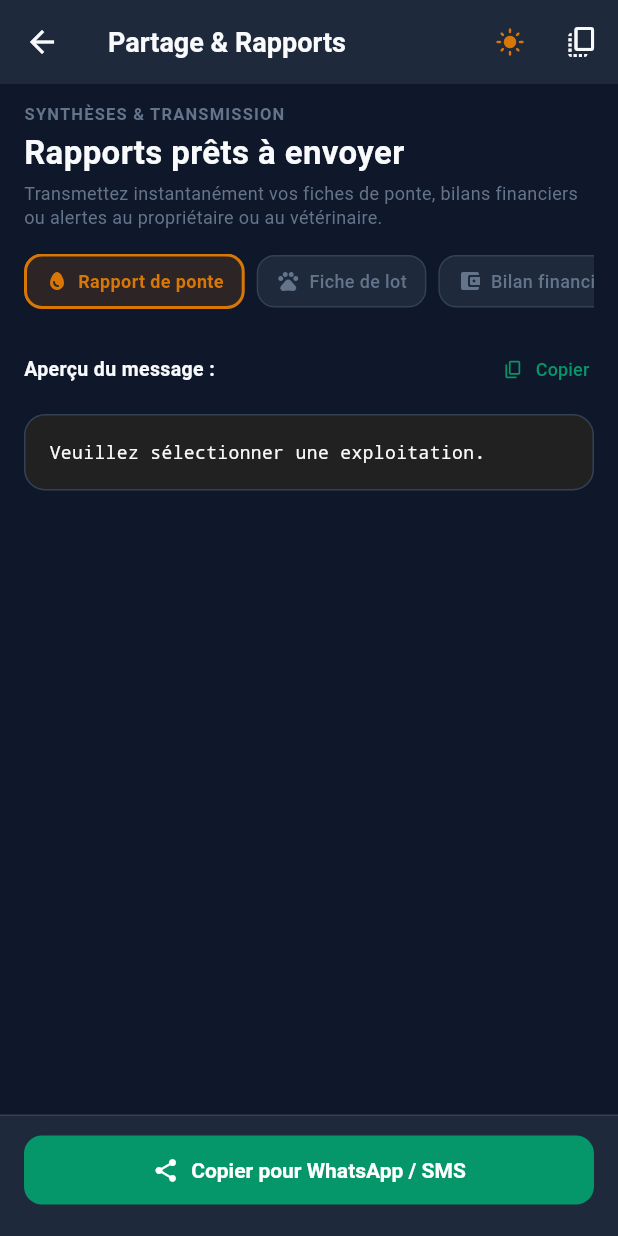
After one commit to Rodrigue-gbantehehou/Lefermier, a Flutter app: the ReportsScreen screen opened directly, after a tap on the "dark mode" icon, on a phone screen of 412 x 824 dp. The commit adds this screen. Run offline on Flutter 3.47's test engine with Material 3 defaults, Android fonts, the phone set to English and light mode, and no system bars; our stand-ins replace dio, flutter_riverpod, shared_preferences; accounts and stored records are empty.

Commit message:
feat(mobile): add poultry reports generator and WhatsApp sharing module

```diff
--- /dev/null
+++ b/mobile/lib/core/utils/report_generator.dart
@@ -0,0 +1,148 @@
+import 'package:intl/intl.dart';
+import '../models/farm.dart';
+import '../models/flock.dart';
+import '../models/egg_production.dart';
+import '../models/inventory_item.dart';
+import '../../features/eggs/egg_provider.dart';
+import '../../features/finances/finance_provider.dart';
+import 'currency_formatter.dart';
+
+class ReportGenerator {
+  static final DateFormat _dateFmt = DateFormat('dd/MM/yyyy');
+
+  /// Génère un rapport journalier de ponte formaté pour WhatsApp / SMS
+  static String generateDailyEggReport({
+    required Farm farm,
+    required EggSummaryStats summary,
+    List<EggProduction> productions = const [],
+    DateTime? date,
+  }) {
+    final d = date ?? DateTime.now();
+    final buffer = StringBuffer();
+
+    buffer.writeln("🥚 *RAPPORT DE PONTE JOURNALIER*");
+    buffer.writeln("🏠 *Exploitation :* ${farm.name}");
+    buffer.writeln("📅 *Date :* ${_dateFmt.format(d)}");
+    buffer.writeln("--------------------------------");
+    buffer.writeln("📊 *Total collecté :*");
+    buffer.writeln("  • *${summary.totalTrays} plateaux* + ${summary.totalLooseEggs} œufs");
+    buffer.writeln("  • Total net : *${summary.totalEggs} œufs*");
+    buffer.writeln("  • Rendement estimé : *${summary.averageLayingRate.toStringAsFixed(1)}%*");
+    buffer.writeln("");
+
+    if (summary.totalDirtyEggs > 0 || summary.totalCrackedEggs > 0 || summary.totalDeformedEggs > 0) {
+      buffer.writeln("⚠️ *Contrôle Qualité :*");
+      if (summary.totalDirtyEggs > 0) buffer.writeln("  • Sales : ${summary.totalDirtyEggs}");
+      if (summary.totalCrackedEggs > 0) buffer.writeln("  • Fêlés / cassés : ${summary.totalCrackedEggs}");
+      if (summary.totalDeformedEggs > 0) buffer.writeln("  • Déformés : ${summary.totalDeformedEggs}");
+      buffer.writeln("");
+    }
+
+    if (productions.isNotEmpty) {
+      buffer.writeln("📋 *Détail par lot :*");
+      for (final p in productions) {
+        final rateStr = p.layingRate != null ? ' (${p.layingRate!.toStringAsFixed(1)}%)' : '';
+        buffer.writeln("  • ${p.flockName ?? 'Lot'} : ${p.traysCount} plat. + ${p.looseEggsCount} œufs$rateStr");
+      }
+      buffer.writeln("");
+    }
+
+    buffer.writeln("📲 _Généré via l'application Le Fermier_");
+    return buffer.toString();
+  }
+
+  /// Génère un bilan de synthèse d'une bande de volailles
+  static String generateFlockSummaryReport({
+    required Farm farm,
+    required Flock flock,
+  }) {
+    final buffer = StringBuffer();
+
+    buffer.writeln("🐔 *FICHE DE SUIVI DE BANDE*");
+    buffer.writeln("🏠 *Exploitation :* ${farm.name}");
+    buffer.writeln("📦 *Lot :* ${flock.name} (${flock.code ?? 'Sans code'})");
+    buffer.writeln("🏷️ *Type :* ${flock.typeLabel} • ${flock.breed}");
+    if (flock.buildingName != null) {
+      buffer.writeln("🏡 *Bâtiment :* ${flock.buildingName}");
+    }
+    buffer.writeln("--------------------------------");
+    buffer.writeln("📊 *Effectifs & Performance :*");
+    buffer.writeln("  • Effectif vivant : *${flock.currentQuantity} sujets*");
+    buffer.writeln("  • Effectif initial : ${flock.initialQuantity} sujets");
+    buffer.writeln("  • Pertes cumulées : ${flock.deathsCount} sujets");
+    buffer.writeln("  • Taux de perte : *${flock.calculatedMortalityRate.toStringAsFixed(1)}%*");
+    if (flock.ageInWeeks != null) {
+      buffer.writeln("  • Âge actuel : ${flock.ageInWeeks} semaines (${flock.ageInDays ?? 0} jours)");
+    }
+    buffer.writeln("  • Statut : ${flock.isActive ? 'Bande active' : 'Clôturée'}");
+    buffer.writeln("");
+
+    if (flock.notes != null && flock.notes!.isNotEmpty) {
+      buffer.writeln("📝 *Notes :* ${flock.notes}");
+      buffer.writeln("");
+    }
+
+    buffer.writeln("📲 _Généré via l'application Le Fermier_");
+    return buffer.toString();
+  }
+
+  /// Génère un bilan financier / point de trésorerie
+  static String generateFinanceReport({
+    required Farm farm,
+    required FinanceSummary summary,
+    int transactionCount = 0,
+    DateTime? date,
+  }) {
+    final d = date ?? DateTime.now();
+    final buffer = StringBuffer();
+    final monthFmt = DateFormat('MMMM yyyy', 'fr_FR');
+
+    buffer.writeln("💰 *BILAN FINANCIER & CAISSE*");
+    buffer.writeln("🏠 *Exploitation :* ${farm.name}");
+    buffer.writeln("📅 *Période :* ${monthFmt.format(d)}");
+    buffer.writeln("--------------------------------");
+    buffer.writeln("💵 *Solde net disponible :*");
+    buffer.writeln("  *${summary.netBalance >= 0 ? '+' : ''}${CurrencyFormatter.formatFcfa(summary.netBalance)}*");
+    buffer.writeln("");
+    buffer.writeln("📈 *Total Recettes :* +${CurrencyFormatter.formatFcfa(summary.totalIncome)}");
+    buffer.writeln("📉 *Total Dépenses :* -${CurrencyFormatter.formatFcfa(summary.totalExpense)}");
+    if (transactionCount > 0) {
+      buffer.writeln("🔢 *Opérations enregistrées :* $transactionCount");
+    }
+    buffer.writeln("");
+    buffer.writeln("📲 _Généré via l'application Le Fermier_");
+    return buffer.toString();
+  }
+
+  /// Génère un rapport d'alerte de stock d'aliment et intrants
+  static String generateStockAlertReport({
+    required Farm farm,
+    required List<InventoryItem> items,
+  }) {
+    final buffer = StringBuffer();
+    final alertItems = items.where((i) => i.isLowStock).toList();
+    final totalVal = items.fold(0, (sum, i) => sum + (i.estimatedTotalValue ?? 0));
+
+    buffer.writeln("🌾 *POINT DES STOCKS & INTRANTS*");
+    buffer.writeln("🏠 *Exploitation :* ${farm.name}");
+    buffer.writeln("📅 *Date :* ${_dateFmt.format(DateTime.now())}");
+    buffer.writeln("--------------------------------");
+    buffer.writeln("💎 *Valeur estimée du stock :* ${CurrencyFormatter.formatFcfa(totalVal)}");
+    buffer.writeln("📦 *Références actives :* ${items.length}");
+    buffer.writeln("");
+
+    if (alertItems.isNotEmpty) {
+      buffer.writeln("⚠️ *ALERTES DE RÉAPPROVISIONNEMENT (${alertItems.length}) :*");
+      for (final item in alertItems) {
+        buffer.writeln("  • *${item.name}* : ${item.currentStock} ${item.unitShortLabel} restants (Seuil: ${item.alertThreshold ?? 0})");
+      }
+      buffer.writeln("");
+    } else {
+      buffer.writeln("✅ *Tous les stocks sont au-dessus des seuils de sécurité.*");
+      buffer.writeln("");
+    }
+
+    buffer.writeln("📲 _Généré via l'application Le Fermier_");
+    return buffer.toString();
+  }
+}
--- /dev/null
+++ b/mobile/lib/features/reports/reports_screen.dart
@@ -0,0 +1,323 @@
+import 'package:flutter/material.dart';
+import 'package:flutter/services.dart';
+import 'package:flutter_riverpod/flutter_riverpod.dart';
+import '../../core/models/flock.dart';
+import '../../core/theme/app_theme.dart';
+import '../../core/theme/theme_provider.dart';
+import '../../core/utils/report_generator.dart';
+import '../auth/auth_provider.dart';
+import '../eggs/egg_provider.dart';
+import '../finances/finance_provider.dart';
+import '../flocks/flock_provider.dart';
+import '../inventory/inventory_provider.dart';
+
+enum ReportType {
+  dailyEgg('daily_egg', 'Rapport de ponte', Icons.egg_rounded, AppColors.accent),
+  flockSummary('flock_summary', 'Fiche de lot', Icons.pets_rounded, AppColors.primary),
+  financeBalance('finance_balance', 'Bilan financier', Icons.account_balance_wallet_rounded, AppColors.success),
+  inventoryAlerts('inventory_alerts', 'État des stocks', Icons.inventory_2_rounded, AppColors.primary);
+
+  final String code;
+  final String label;
+  final IconData icon;
+  final Color color;
+
+  const ReportType(this.code, this.label, this.icon, this.color);
+}
+
+class ReportsScreen extends ConsumerStatefulWidget {
+  final ReportType initialType;
+  final String? initialFlockId;
+
+  const ReportsScreen({
+    super.key,
+    this.initialType = ReportType.dailyEgg,
+    this.initialFlockId,
+  });
+
+  @override
+  ConsumerState<ReportsScreen> createState() => _ReportsScreenState();
+}
+
+class _ReportsScreenState extends ConsumerState<ReportsScreen> {
+  late ReportType _selectedType;
+  String? _selectedFlockId;
+  final DateTime _selectedDate = DateTime.now();
+
+  @override
+  void initState() {
+    super.initState();
+    _selectedType = widget.initialType;
+    _selectedFlockId = widget.initialFlockId;
+  }
+
+  String _buildReportText() {
+    final farm = ref.watch(authProvider).activeFarm;
+    if (farm == null) return "Veuillez sélectionner une exploitation.";
+
+    switch (_selectedType) {
+      case ReportType.dailyEgg:
+        final eggState = ref.watch(eggProvider);
+        return ReportGenerator.generateDailyEggReport(
+          farm: farm,
+          summary: eggState.summary,
+          productions: eggState.productions,
+          date: _selectedDate,
+        );
+
+      case ReportType.flockSummary:
+        final flockState = ref.watch(flockProvider);
+        final flocks = flockState.flocks;
+        Flock? targetFlock;
+        if (_selectedFlockId != null) {
+          targetFlock = flocks.where((f) => f.id == _selectedFlockId).firstOrNull;
+        }
+        targetFlock ??= flocks.firstOrNull;
+
+        if (targetFlock == null) {
+          return "Aucune bande enregistrée pour générer ce rapport.";
+        }
+
+        return ReportGenerator.generateFlockSummaryReport(
+          farm: farm,
+          flock: targetFlock,
+        );
+
+      case ReportType.financeBalance:
+        final finState = ref.watch(financeProvider);
+        return ReportGenerator.generateFinanceReport(
+          farm: farm,
+          summary: finState.summary,
+          transactionCount: finState.transactions.length,
+          date: _selectedDate,
+        );
+
+      case ReportType.inventoryAlerts:
+        final invState = ref.watch(inventoryProvider);
+        return ReportGenerator.generateStockAlertReport(
+          farm: farm,
+          items: invState.items,
+        );
+    }
+  }
+
+  void _copyToClipboard(String text) {
+    Clipboard.setData(ClipboardData(text: text));
+    ScaffoldMessenger.of(context).showSnackBar(
+      const SnackBar(
+        content: Row(
+          children: [
+            Icon(Icons.check_circle_rounded, color: Colors.white, size: 18),
+            SizedBox(width: 8),
+            Expanded(
+              child: Text(
+                "Rapport copié ! Vous pouvez maintenant le coller dans WhatsApp ou vos messages.",
+                style: TextStyle(fontWeight: FontWeight.bold, fontSize: 12),
+              ),
+            ),
+          ],
+        ),
+        backgroundColor: AppColors.primary,
+        duration: Duration(seconds: 3),
+      ),
+    );
+  }
+
+  @override
+  Widget build(BuildContext context) {
+    final isDark = Theme.of(context).brightness == Brightness.dark;
+    final reportText = _buildReportText();
+    final flockState = ref.watch(flockProvider);
+
+    return Scaffold(
+      appBar: AppBar(
+        title: const Text("Partage & Rapports"),
+        actions: [
+          IconButton(
+            icon: Icon(
+              isDark ? Icons.light_mode_rounded : Icons.dark_mode_rounded,
+              color: isDark ? AppColors.accent : null,
+              size: 20,
+            ),
+            tooltip: isDark ? "Activer le mode clair" : "Activer le mode sombre",
+            onPressed: () => ref.read(themeModeProvider.notifier).toggleTheme(context),
+          ),
+          IconButton(
+            icon: const Icon(Icons.copy_all_rounded),
+            tooltip: "Copier le rapport",
+            onPressed: () => _copyToClipboard(reportText),
+          ),
+        ],
+      ),
+      bottomNavigationBar: Container(
+        padding: const EdgeInsets.fromLTRB(16, 12, 16, 20),
+        decoration: BoxDecoration(
+          color: isDark ? AppColors.surfaceDark : Colors.white,
+          border: Border(
+            top: BorderSide(
+              color: isDark ? AppColors.borderDark : AppColors.borderLight,
+            ),
+          ),
+        ),
+        child: SizedBox(
+          width: double.infinity,
+          child: ElevatedButton.icon(
+            onPressed: () => _copyToClipboard(reportText),
+            icon: const Icon(Icons.share_rounded, size: 18),
+            label: const Text(
+              "Copier pour WhatsApp / SMS",
+              style: TextStyle(fontWeight: FontWeight.bold, fontSize: 14),
+            ),
+            style: ElevatedButton.styleFrom(
+              backgroundColor: AppColors.primary,
+              foregroundColor: Colors.white,
+              padding: const EdgeInsets.symmetric(vertical: 14),
+              shape: RoundedRectangleBorder(borderRadius: BorderRadius.circular(12)),
+            ),
+          ),
+        ),
+      ),
+      body: SingleChildScrollView(
+        padding: const EdgeInsets.fromLTRB(16, 12, 16, 30),
+        child: Column(
+          crossAxisAlignment: CrossAxisAlignment.start,
+          children: [
+            // En-tête aéré direct
+            const Text(
+              "SYNTHÈSES & TRANSMISSION",
+              style: TextStyle(
+                fontSize: 11,
+                fontWeight: FontWeight.w700,
+                letterSpacing: 0.8,
+                color: AppColors.textMutedLight,
+              ),
+            ),
+            const SizedBox(height: 2),
+            const Text(
+              "Rapports prêts à envoyer",
+              style: TextStyle(
+                fontSize: 22,
+                fontWeight: FontWeight.bold,
+              ),
+            ),
+            const SizedBox(height: 4),
+            const Text(
+              "Transmettez instantanément vos fiches de ponte, bilans financiers ou alertes au propriétaire ou au vétérinaire.",
+              style: TextStyle(fontSize: 12, color: AppColors.textMutedLight, height: 1.3),
+            ),
+            const SizedBox(height: 16),
+
+            // Sélecteur de type de rapport (Tuiles horizontales)
+            SingleChildScrollView(
+              scrollDirection: Axis.horizontal,
+              child: Row(
+                children: ReportType.values.map((type) {
+                  final isSelected = _selectedType == type;
+                  return Padding(
+                    padding: const EdgeInsets.only(right: 8),
+                    child: InkWell(
+                      onTap: () => setState(() => _selectedType = type),
+                      borderRadius: BorderRadius.circular(12),
+                      child: Container(
+                        padding: const EdgeInsets.symmetric(horizontal: 12, vertical: 8),
+                        decoration: BoxDecoration(
+                          color: isSelected
+                              ? type.color.withValues(alpha: 0.15)
+                              : (isDark ? AppColors.surfaceDark : AppColors.surfaceLight),
+                          borderRadius: BorderRadius.circular(12),
+                          border: Border.all(
+                            color: isSelected
+                                ? type.color
+                                : (isDark ? AppColors.borderDark : AppColors.borderLight),
+                            width: isSelected ? 2 : 1,
+                          ),
+                        ),
+                        child: Row(
+                          children: [
+                            Icon(type.icon, size: 16, color: isSelected ? type.color : AppColors.textMutedLight),
+                            const SizedBox(width: 6),
+                            Text(
+                              type.label,
+                              style: TextStyle(
+                                fontSize: 12,
+                                fontWeight: isSelected ? FontWeight.bold : FontWeight.w500,
+                                color: isSelected ? type.color : AppColors.textMutedLight,
+                              ),
+                            ),
+                          ],
+                        ),
+                      ),
+                    ),
+                  );
+                }).toList(),
+              ),
+            ),
+            const SizedBox(height: 16),
+
+            // Filtre par lot si type Fiche de lot
+            if (_selectedType == ReportType.flockSummary && flockState.flocks.isNotEmpty) ...[
+              DropdownButtonFormField<String>(
+                initialValue: _selectedFlockId ?? flockState.flocks.first.id,
+                isExpanded: true,
+                decoration: InputDecoration(
+                  labelText: "Bande de volailles à synthétiser",
+                  prefixIcon: const Icon(Icons.pets_rounded, size: 20),
+                  border: OutlineInputBorder(borderRadius: BorderRadius.circular(12)),
+                  contentPadding: const EdgeInsets.symmetric(horizontal: 14, vertical: 12),
+                ),
+                items: flockState.flocks
+                    .map((f) => DropdownMenuItem(
+                          value: f.id,
+                          child: Text("${f.name} (${f.currentQuantity} sujets - ${f.typeLabel})"),
+                        ))
+                    .toList(),
+                onChanged: (val) {
+                  if (val != null) setState(() => _selectedFlockId = val);
+                },
+              ),
+              const SizedBox(height: 16),
+            ],
+
+            // Zone de prévisualisation du message WhatsApp
+            Row(
+              mainAxisAlignment: MainAxisAlignment.spaceBetween,
+              children: [
+                const Text(
+                  "Aperçu du message :",
+                  style: TextStyle(fontWeight: FontWeight.bold, fontSize: 13),
+                ),
+                TextButton.icon(
+                  onPressed: () => _copyToClipboard(reportText),
+                  icon: const Icon(Icons.copy_rounded, size: 14),
+                  label: const Text("Copier", style: TextStyle(fontSize: 12)),
+                  style: TextButton.styleFrom(padding: EdgeInsets.zero),
+                ),
+              ],
+            ),
+            const SizedBox(height: 6),
+
+            Container(
+              width: double.infinity,
+              padding: const EdgeInsets.all(16),
+              decoration: BoxDecoration(
+                color: isDark ? Colors.grey.shade900 : Colors.grey.shade100,
+                borderRadius: BorderRadius.circular(14),
+                border: Border.all(
+                  color: isDark ? AppColors.borderDark : AppColors.borderLight,
+                ),
+              ),
+              child: SelectableText(
+                reportText,
+                style: const TextStyle(
+                  fontFamily: 'monospace',
+                  fontSize: 12,
+                  height: 1.45,
+                ),
+              ),
+            ),
+          ],
+        ),
+      ),
+    );
+  }
+}
```
Also changed, not shown: mobile/lib/features/eggs/eggs_screen.dart (+12 -0 lines), mobile/lib/features/finances/finances_screen.dart (+12 -0 lines), mobile/lib/features/flocks/flocks_screen.dart (+35 -0 lines), mobile/lib/features/inventory/inventory_screen.dart (+12 -0 lines), mobile/lib/features/navigation/app_drawer.dart (+13 -0 lines).
